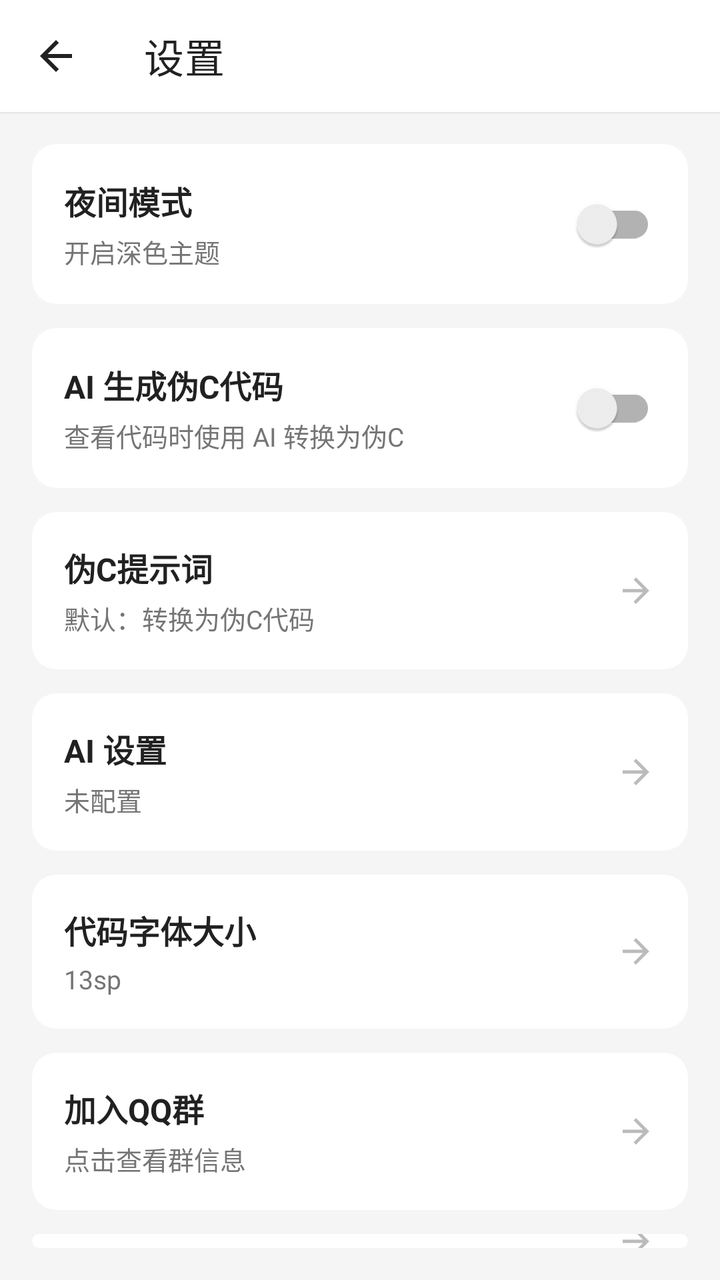
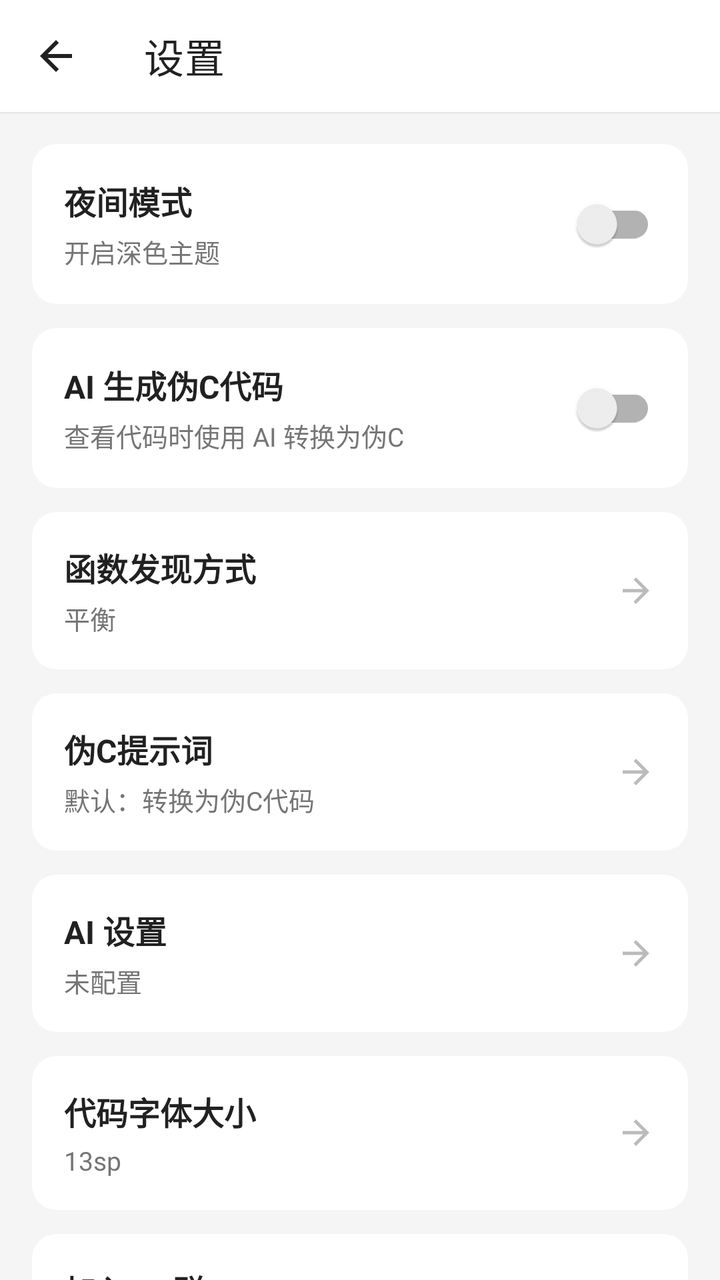

Screens rendered from an Android XML layout before and after an edit, with the pre-edit source and the edit as a unified diff.
<!-- AndroidManifest.xml: application theme Theme.Native -->
<!-- res/layout/activity_settings.xml -->
<?xml version="1.0" encoding="utf-8"?>
<LinearLayout xmlns:android="http://schemas.android.com/apk/res/android"
    xmlns:app="http://schemas.android.com/apk/res-auto"
    android:layout_width="match_parent"
    android:layout_height="match_parent"
    android:orientation="vertical"
    android:background="@color/bg_dark"
    android:fitsSystemWindows="true">

    
    <com.google.android.material.appbar.MaterialToolbar
        android:id="@+id/toolbar"
        android:layout_width="match_parent"
        android:layout_height="?attr/actionBarSize"
        android:background="@color/toolbar_bg"
        app:title="设置"
        app:titleTextColor="@color/text_primary"
        app:subtitleTextColor="@color/text_secondary"
        app:navigationIcon="@drawable/ic_back"
        app:navigationIconTint="@color/text_primary"
        android:elevation="1dp" />

    
    <LinearLayout
        android:layout_width="match_parent"
        android:layout_height="wrap_content"
        android:orientation="vertical"
        android:padding="16dp">

        
        <androidx.cardview.widget.CardView
            android:layout_width="match_parent"
            android:layout_height="wrap_content"
            app:cardBackgroundColor="@color/bg_card"
            app:cardCornerRadius="12dp"
            app:cardElevation="0dp">

            <LinearLayout
                android:layout_width="match_parent"
                android:layout_height="wrap_content"
                android:orientation="horizontal"
                android:gravity="center_vertical"
                android:padding="16dp">

                <LinearLayout
                    android:layout_width="0dp"
                    android:layout_height="wrap_content"
                    android:layout_weight="1"
                    android:orientation="vertical">

                    <TextView
                        android:layout_width="wrap_content"
                        android:layout_height="wrap_content"
                        android:text="夜间模式"
                        android:textColor="@color/text_primary"
                        android:textSize="16sp"
                        android:textStyle="bold" />

                    <TextView
                        android:layout_width="wrap_content"
                        android:layout_height="wrap_content"
                        android:layout_marginTop="4dp"
                        android:text="开启深色主题"
                        android:textColor="@color/text_secondary"
                        android:textSize="13sp" />

                </LinearLayout>

                <androidx.appcompat.widget.SwitchCompat
                    android:id="@+id/switch_theme"
                    android:layout_width="wrap_content"
                    android:layout_height="wrap_content"
                    android:thumbTint="@color/accent"
                    android:trackTint="@color/accent" />

            </LinearLayout>

        </androidx.cardview.widget.CardView>

        <androidx.cardview.widget.CardView
            android:layout_width="match_parent"
            android:layout_height="wrap_content"
            android:layout_marginTop="12dp"
            app:cardBackgroundColor="@color/bg_card"
            app:cardCornerRadius="12dp"
            app:cardElevation="0dp">

            <LinearLayout
                android:layout_width="match_parent"
                android:layout_height="wrap_content"
                android:orientation="horizontal"
                android:gravity="center_vertical"
                android:padding="16dp">

                <LinearLayout
                    android:layout_width="0dp"
                    android:layout_height="wrap_content"
                    android:layout_weight="1"
                    android:orientation="vertical">

                    <TextView
                        android:layout_width="wrap_content"
                        android:layout_height="wrap_content"
                        android:text="AI 生成伪C代码"
                        android:textColor="@color/text_primary"
                        android:textSize="16sp"
                        android:textStyle="bold" />

                    <TextView
                        android:layout_width="wrap_content"
                        android:layout_height="wrap_content"
                        android:layout_marginTop="4dp"
                        android:text="查看代码时使用 AI 转换为伪C"
                        android:textColor="@color/text_secondary"
                        android:textSize="13sp" />

                </LinearLayout>

                <androidx.appcompat.widget.SwitchCompat
                    android:id="@+id/switch_ai_pseudoc"
                    android:layout_width="wrap_content"
                    android:layout_height="wrap_content"
                    android:thumbTint="@color/accent"
                    android:trackTint="@color/accent" />

            </LinearLayout>

        </androidx.cardview.widget.CardView>

        
        <androidx.cardview.widget.CardView
            android:id="@+id/card_pseudoc_prompt"
            android:layout_width="match_parent"
            android:layout_height="wrap_content"
            android:layout_marginTop="12dp"
            android:clickable="true"
            android:focusable="true"
            android:foreground="?attr/selectableItemBackground"
            app:cardBackgroundColor="@color/bg_card"
            app:cardCornerRadius="12dp"
            app:cardElevation="0dp">

            <LinearLayout
                android:layout_width="match_parent"
                android:layout_height="wrap_content"
                android:orientation="horizontal"
                android:gravity="center_vertical"
                android:padding="16dp">

                <LinearLayout
                    android:layout_width="0dp"
                    android:layout_height="wrap_content"
                    android:layout_weight="1"
                    android:orientation="vertical">

                    <TextView
                        android:layout_width="wrap_content"
                        android:layout_height="wrap_content"
                        android:text="伪C提示词"
                        android:textColor="@color/text_primary"
                        android:textSize="16sp"
                        android:textStyle="bold" />

                    <TextView
                        android:id="@+id/tv_pseudoc_prompt_preview"
                        android:layout_width="wrap_content"
                        android:layout_height="wrap_content"
                        android:layout_marginTop="4dp"
                        android:text="默认：转换为伪C代码"
                        android:textColor="@color/text_secondary"
                        android:textSize="13sp"
                        android:maxLines="1"
                        android:ellipsize="end" />

                </LinearLayout>

                <ImageView
                    android:layout_width="20dp"
                    android:layout_height="20dp"
                    android:src="@drawable/ic_back"
                    android:rotation="180"
                    android:tint="@color/text_secondary"
                    android:alpha="0.5" />

            </LinearLayout>

        </androidx.cardview.widget.CardView>

        
        <androidx.cardview.widget.CardView
            android:id="@+id/card_ai_settings"
            android:layout_width="match_parent"
            android:layout_height="wrap_content"
            android:layout_marginTop="12dp"
            android:clickable="true"
            android:focusable="true"
            android:foreground="?attr/selectableItemBackground"
            app:cardBackgroundColor="@color/bg_card"
            app:cardCornerRadius="12dp"
            app:cardElevation="0dp">

            <LinearLayout
                android:layout_width="match_parent"
                android:layout_height="wrap_content"
                android:orientation="horizontal"
                android:gravity="center_vertical"
                android:padding="16dp">

                <LinearLayout
                    android:layout_width="0dp"
                    android:layout_height="wrap_content"
                    android:layout_weight="1"
                    android:orientation="vertical">

                    <TextView
                        android:layout_width="wrap_content"
                        android:layout_height="wrap_content"
                        android:text="AI 设置"
                        android:textColor="@color/text_primary"
                        android:textSize="16sp"
                        android:textStyle="bold" />

                    <TextView
                        android:id="@+id/tv_ai_status"
                        android:layout_width="wrap_content"
                        android:layout_height="wrap_content"
                        android:layout_marginTop="4dp"
                        android:text="未配置"
                        android:textColor="@color/text_secondary"
                        android:textSize="13sp" />

                </LinearLayout>

                <ImageView
                    android:layout_width="20dp"
                    android:layout_height="20dp"
                    android:src="@drawable/ic_back"
                    android:rotation="180"
                    android:tint="@color/text_secondary"
                    android:alpha="0.5" />

            </LinearLayout>

        </androidx.cardview.widget.CardView>

        <androidx.cardview.widget.CardView
            android:id="@+id/card_code_font_size"
            android:layout_width="match_parent"
            android:layout_height="wrap_content"
            android:layout_marginTop="12dp"
            android:clickable="true"
            android:focusable="true"
            android:foreground="?attr/selectableItemBackground"
            app:cardBackgroundColor="@color/bg_card"
            app:cardCornerRadius="12dp"
            app:cardElevation="0dp">

            <LinearLayout
                android:layout_width="match_parent"
                android:layout_height="wrap_content"
                android:orientation="horizontal"
                android:gravity="center_vertical"
                android:padding="16dp">

                <LinearLayout
                    android:layout_width="0dp"
                    android:layout_height="wrap_content"
                    android:layout_weight="1"
                    android:orientation="vertical">

                    <TextView
                        android:layout_width="wrap_content"
                        android:layout_height="wrap_content"
                        android:text="代码字体大小"
                        android:textColor="@color/text_primary"
                        android:textSize="16sp"
                        android:textStyle="bold" />

                    <TextView
                        android:id="@+id/tv_code_font_size"
                        android:layout_width="wrap_content"
                        android:layout_height="wrap_content"
                        android:layout_marginTop="4dp"
                        android:text="13sp"
                        android:textColor="@color/text_secondary"
                        android:textSize="13sp" />

                </LinearLayout>

                <ImageView
                    android:layout_width="20dp"
                    android:layout_height="20dp"
                    android:src="@drawable/ic_back"
                    android:rotation="180"
                    android:tint="@color/text_secondary"
                    android:alpha="0.5" />

            </LinearLayout>

        </androidx.cardview.widget.CardView>

        <androidx.cardview.widget.CardView
            android:id="@+id/card_qq_group"
            android:layout_width="match_parent"
            android:layout_height="wrap_content"
            android:layout_marginTop="12dp"
            android:clickable="true"
            android:focusable="true"
            android:foreground="?attr/selectableItemBackground"
            app:cardBackgroundColor="@color/bg_card"
            app:cardCornerRadius="12dp"
            app:cardElevation="0dp">

            <LinearLayout
                android:layout_width="match_parent"
                android:layout_height="wrap_content"
                android:orientation="horizontal"
                android:gravity="center_vertical"
                android:padding="16dp">

                <LinearLayout
                    android:layout_width="0dp"
                    android:layout_height="wrap_content"
                    android:layout_weight="1"
                    android:orientation="vertical">

                    <TextView
                        android:layout_width="wrap_content"
                        android:layout_height="wrap_content"
                        android:text="加入QQ群"
                        android:textColor="@color/text_primary"
                        android:textSize="16sp"
                        android:textStyle="bold" />

                    <TextView
                        android:id="@+id/tv_qq_group_status"
                        android:layout_width="wrap_content"
                        android:layout_height="wrap_content"
                        android:layout_marginTop="4dp"
                        android:text="点击查看群信息"
                        android:textColor="@color/text_secondary"
                        android:textSize="13sp" />

                </LinearLayout>

                <ImageView
                    android:layout_width="20dp"
                    android:layout_height="20dp"
                    android:src="@drawable/ic_back"
                    android:rotation="180"
                    android:tint="@color/text_secondary"
                    android:alpha="0.5" />

            </LinearLayout>

        </androidx.cardview.widget.CardView>

        <androidx.cardview.widget.CardView
            android:id="@+id/card_check_update"
            android:layout_width="match_parent"
            android:layout_height="wrap_content"
            android:layout_marginTop="12dp"
            android:clickable="true"
            android:focusable="true"
            android:foreground="?attr/selectableItemBackground"
            app:cardBackgroundColor="@color/bg_card"
            app:cardCornerRadius="12dp"
            app:cardElevation="0dp">

            <LinearLayout
                android:layout_width="match_parent"
                android:layout_height="wrap_content"
                android:orientation="horizontal"
                android:gravity="center_vertical"
                android:padding="16dp">

                <LinearLayout
                    android:layout_width="0dp"
                    android:layout_height="wrap_content"
                    android:layout_weight="1"
                    android:orientation="vertical">

                    <TextView
                        android:layout_width="wrap_content"
                        android:layout_height="wrap_content"
                        android:text="检测更新"
                        android:textColor="@color/text_primary"
                        android:textSize="16sp"
                        android:textStyle="bold" />

                    <TextView
                        android:id="@+id/tv_update_status"
                        android:layout_width="wrap_content"
                        android:layout_height="wrap_content"
                        android:layout_marginTop="4dp"
                        android:text="当前版本"
                        android:textColor="@color/text_secondary"
                        android:textSize="13sp" />

                </LinearLayout>

                <ImageView
                    android:layout_width="20dp"
                    android:layout_height="20dp"
                    android:src="@drawable/ic_back"
                    android:rotation="180"
                    android:tint="@color/text_secondary"
                    android:alpha="0.5" />

            </LinearLayout>

        </androidx.cardview.widget.CardView>

        <androidx.cardview.widget.CardView
            android:id="@+id/card_about"
            android:layout_width="match_parent"
            android:layout_height="wrap_content"
            android:layout_marginTop="12dp"
            android:clickable="true"
            android:focusable="true"
            android:foreground="?attr/selectableItemBackground"
            app:cardBackgroundColor="@color/bg_card"
            app:cardCornerRadius="12dp"
            app:cardElevation="0dp">

            <LinearLayout
                android:layout_width="match_parent"
                android:layout_height="wrap_content"
                android:orientation="horizontal"
                android:gravity="center_vertical"
                android:padding="16dp">

                <LinearLayout
                    android:layout_width="0dp"
                    android:layout_height="wrap_content"
                    android:layout_weight="1"
                    android:orientation="vertical">

                    <TextView
                        android:layout_width="wrap_content"
                        android:layout_height="wrap_content"
                        android:text="关于软件"
                        android:textColor="@color/text_primary"
                        android:textSize="16sp"
                        android:textStyle="bold" />

                    <TextView
                        android:id="@+id/tv_about_summary"
                        android:layout_width="wrap_content"
                        android:layout_height="wrap_content"
                        android:layout_marginTop="4dp"
                        android:text="版本信息与功能简介"
                        android:textColor="@color/text_secondary"
                        android:textSize="13sp" />

                </LinearLayout>

                <ImageView
                    android:layout_width="20dp"
                    android:layout_height="20dp"
                    android:src="@drawable/ic_back"
                    android:rotation="180"
                    android:tint="@color/text_secondary"
                    android:alpha="0.5" />

            </LinearLayout>

        </androidx.cardview.widget.CardView>

    </LinearLayout>

</LinearLayout>
<!-- resources referenced by this layout -->
<resources>
  <color name="accent">#FF009688</color>
  <color name="bg_card">#FFFFFFFF</color>
  <color name="bg_dark">#FFF5F5F5</color>
  <color name="text_primary">#FF212121</color>
  <color name="text_secondary">#FF757575</color>
  <color name="toolbar_bg">#FFFFFFFF</color>
  <!-- drawable ic_back (drawable) -->
  <?xml version="1.0" encoding="utf-8"?>
  <vector xmlns:android="http://schemas.android.com/apk/res/android"
      android:width="24dp"
      android:height="24dp"
      android:viewportWidth="24"
      android:viewportHeight="24"
      android:tint="@color/text_primary">
      <path
          android:fillColor="@android:color/white"
          android:pathData="M20,11H7.83l5.59,-5.59L12,4l-8,8 8,8 1.41,-1.41L7.83,13H20v-2z"/>
  </vector>
  <style name="Theme.Native" parent="Theme.MaterialComponents.DayNight.NoActionBar">
          <item name="colorPrimary">@color/accent</item>
          <item name="colorPrimaryVariant">@color/accent_variant</item>
          <item name="colorOnPrimary">@color/white</item>
          <item name="colorSecondary">@color/accent</item>
          <item name="colorSecondaryVariant">@color/accent_variant</item>
          <item name="colorOnSecondary">@color/white</item>
          
          <item name="colorSurface">@color/bg_card</item>
          <item name="colorOnSurface">@color/text_primary</item>
          <item name="colorSurfaceVariant">@color/bg_surface</item>
          <item name="colorOnSurfaceVariant">@color/text_secondary</item>
          
          <item name="android:statusBarColor">@color/toolbar_bg</item>
          <item name="android:navigationBarColor">@color/bg_dark</item>
          <item name="android:windowBackground">@color/bg_dark</item>
          <item name="android:windowLightStatusBar">true</item>
          
          <item name="android:fitsSystemWindows">true</item>
      </style>
  <color name="accent_variant">#FF00796B</color>
  <color name="white">#FFFFFFFF</color>
  <color name="bg_surface">#FFEEEEEE</color>
</resources>

<!-- the commit's change to res/layout/activity_settings.xml (unified diff, before → after) -->
@@ -21,11 +21,16 @@
         android:elevation="1dp" />
 
     
-    <LinearLayout
+    <androidx.core.widget.NestedScrollView
         android:layout_width="match_parent"
-        android:layout_height="wrap_content"
-        android:orientation="vertical"
-        android:padding="16dp">
+        android:layout_height="match_parent"
+        android:fillViewport="true">
+
+        <LinearLayout
+            android:layout_width="match_parent"
+            android:layout_height="wrap_content"
+            android:orientation="vertical"
+            android:padding="16dp">
 
         
         <androidx.cardview.widget.CardView
@@ -127,6 +132,62 @@
 
         </androidx.cardview.widget.CardView>
 
+        <androidx.cardview.widget.CardView
+            android:id="@+id/card_function_discovery_mode"
+            android:layout_width="match_parent"
+            android:layout_height="wrap_content"
+            android:layout_marginTop="12dp"
+            android:clickable="true"
+            android:focusable="true"
+            android:foreground="?attr/selectableItemBackground"
+            app:cardBackgroundColor="@color/bg_card"
+            app:cardCornerRadius="12dp"
+            app:cardElevation="0dp">
+
+            <LinearLayout
+                android:layout_width="match_parent"
+                android:layout_height="wrap_content"
+                android:orientation="horizontal"
+                android:gravity="center_vertical"
+                android:padding="16dp">
+
+                <LinearLayout
+                    android:layout_width="0dp"
+                    android:layout_height="wrap_content"
+                    android:layout_weight="1"
+                    android:orientation="vertical">
+
+                    <TextView
+                        android:layout_width="wrap_content"
+                        android:layout_height="wrap_content"
+                        android:text="函数发现方式"
+                        android:textColor="@color/text_primary"
+                        android:textSize="16sp"
+                        android:textStyle="bold" />
+
+                    <TextView
+                        android:id="@+id/tv_function_discovery_mode"
+                        android:layout_width="wrap_content"
+                        android:layout_height="wrap_content"
+                        android:layout_marginTop="4dp"
+                        android:text="平衡"
+                        android:textColor="@color/text_secondary"
+                        android:textSize="13sp" />
+
+                </LinearLayout>
+
+                <ImageView
+                    android:layout_width="20dp"
+                    android:layout_height="20dp"
+                    android:src="@drawable/ic_back"
+                    android:rotation="180"
+                    android:tint="@color/text_secondary"
+                    android:alpha="0.5" />
+
+            </LinearLayout>
+
+        </androidx.cardview.widget.CardView>
+
         
         <androidx.cardview.widget.CardView
             android:id="@+id/card_pseudoc_prompt"
@@ -356,6 +417,62 @@
         </androidx.cardview.widget.CardView>
 
         <androidx.cardview.widget.CardView
+            android:id="@+id/card_sponsor"
+            android:layout_width="match_parent"
+            android:layout_height="wrap_content"
+            android:layout_marginTop="12dp"
+            android:clickable="true"
+            android:focusable="true"
+            android:foreground="?attr/selectableItemBackground"
+            app:cardBackgroundColor="@color/bg_card"
+            app:cardCornerRadius="12dp"
+            app:cardElevation="0dp">
+
+            <LinearLayout
+                android:layout_width="match_parent"
+                android:layout_height="wrap_content"
+                android:orientation="horizontal"
+                android:gravity="center_vertical"
+                android:padding="16dp">
+
+                <LinearLayout
+                    android:layout_width="0dp"
+                    android:layout_height="wrap_content"
+                    android:layout_weight="1"
+                    android:orientation="vertical">
+
+                    <TextView
+                        android:layout_width="wrap_content"
+                        android:layout_height="wrap_content"
+                        android:text="赞助激活"
+                        android:textColor="@color/text_primary"
+                        android:textSize="16sp"
+                        android:textStyle="bold" />
+
+                    <TextView
+                        android:id="@+id/tv_sponsor_status"
+                        android:layout_width="wrap_content"
+                        android:layout_height="wrap_content"
+                        android:layout_marginTop="4dp"
+                        android:text="输入卡密激活功能"
+                        android:textColor="@color/text_secondary"
+                        android:textSize="13sp" />
+
+                </LinearLayout>
+
+                <ImageView
+                    android:layout_width="20dp"
+                    android:layout_height="20dp"
+                    android:src="@drawable/ic_back"
+                    android:rotation="180"
+                    android:tint="@color/text_secondary"
+                    android:alpha="0.5" />
+
+            </LinearLayout>
+
+        </androidx.cardview.widget.CardView>
+
+        <androidx.cardview.widget.CardView
             android:id="@+id/card_check_update"
             android:layout_width="match_parent"
             android:layout_height="wrap_content"
@@ -467,6 +584,8 @@
 
         </androidx.cardview.widget.CardView>
 
-    </LinearLayout>
+        </LinearLayout>
+
+    </androidx.core.widget.NestedScrollView>
 
 </LinearLayout>
